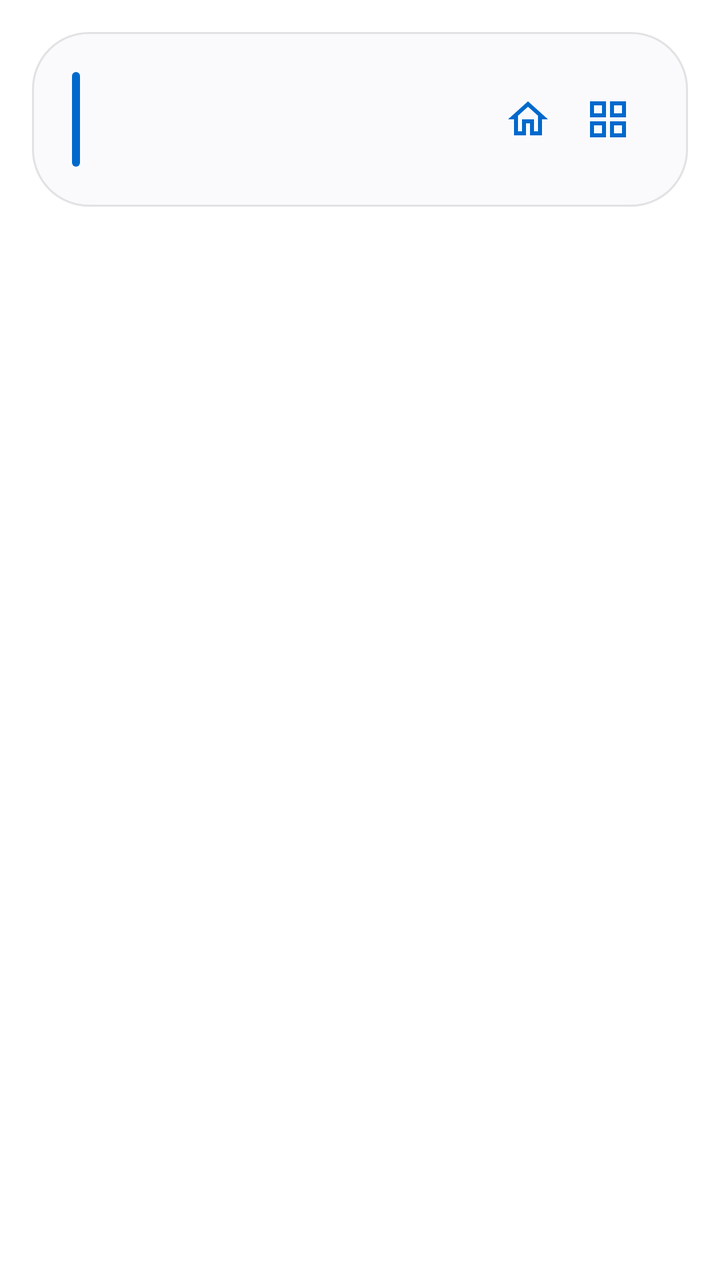
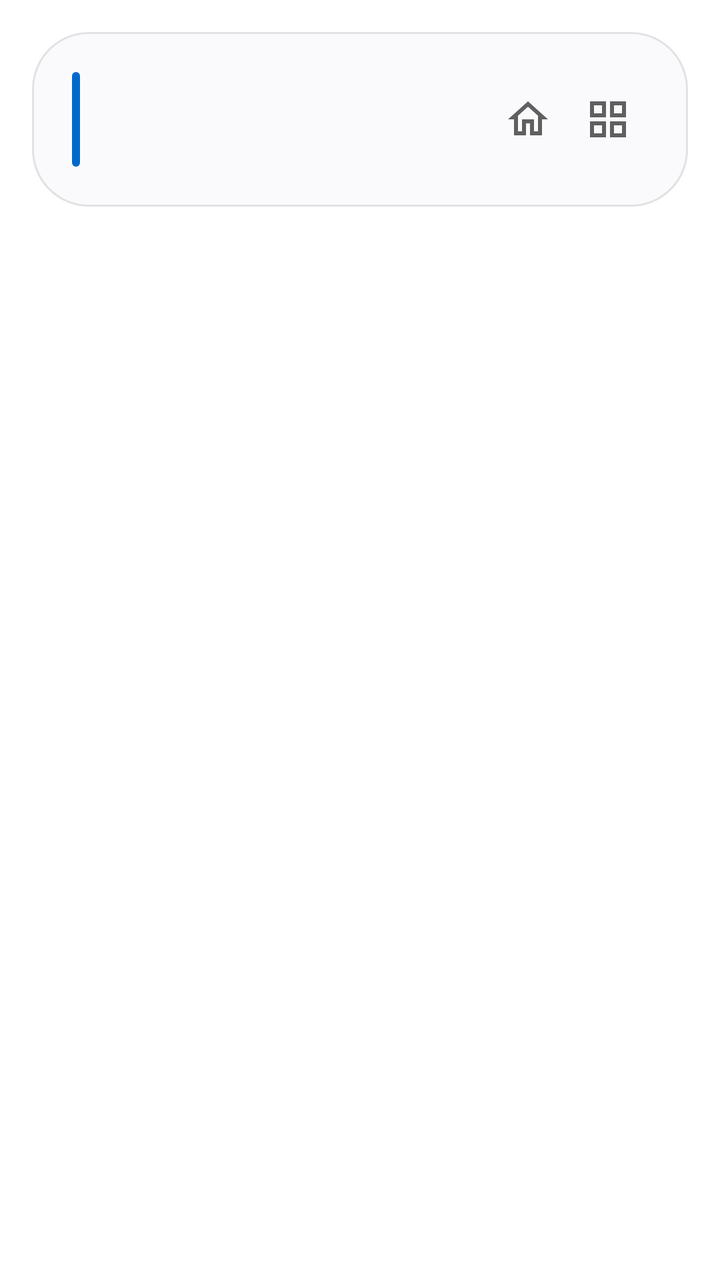

Before-and-after screenshots of an Android layout around one commit, followed by the original layout XML and the change that was made.
<!-- AndroidManifest.xml: application theme Theme.UpnpCast -->
<!-- res/layout/activity_browse.xml -->
<?xml version="1.0" encoding="utf-8"?>
<LinearLayout xmlns:android="http://schemas.android.com/apk/res/android"
    android:layout_width="match_parent"
    android:layout_height="match_parent"
    android:fitsSystemWindows="true"
    android:orientation="vertical">

    <LinearLayout
        style="@style/Card"
        android:layout_marginHorizontal="16dp"
        android:layout_marginTop="16dp">

        <LinearLayout
            android:layout_width="match_parent"
            android:layout_height="wrap_content"
            android:gravity="center_vertical"
            android:orientation="horizontal">

            <View
                android:layout_width="4dp"
                android:layout_height="match_parent"
                android:background="@drawable/bar" />

            <LinearLayout
                android:layout_width="0dp"
                android:layout_height="wrap_content"
                android:layout_marginStart="16dp"
                android:layout_weight="1"
                android:orientation="vertical">

                <TextView
                    android:id="@+id/title"
                    style="@style/Title"
                    android:layout_width="match_parent"
                    android:ellipsize="end"
                    android:maxLines="2" />

                <TextView
                    android:id="@+id/summary"
                    style="@style/Summary" />
            </LinearLayout>

            
            <ImageView
                android:id="@+id/play"
                android:layout_width="40dp"
                android:layout_height="40dp"
                android:background="?android:attr/selectableItemBackgroundBorderless"
                android:contentDescription="@string/play"
                android:padding="8dp"
                android:src="@drawable/ic_play"
                android:tint="@color/accent_text"
                android:visibility="gone" />

            
            <ImageView
                android:id="@+id/scan"
                android:layout_width="40dp"
                android:layout_height="40dp"
                android:background="?android:attr/selectableItemBackgroundBorderless"
                android:contentDescription="@string/scan"
                android:padding="8dp"
                android:src="@drawable/ic_refresh"
                android:visibility="gone" />

            
            <ImageView
                android:id="@+id/home"
                android:layout_width="40dp"
                android:layout_height="40dp"
                android:background="?android:attr/selectableItemBackgroundBorderless"
                android:contentDescription="@string/home"
                android:padding="8dp"
                android:src="@drawable/ic_home" />

            
            <ImageView
                android:id="@+id/view_type"
                android:layout_width="40dp"
                android:layout_height="40dp"
                android:background="?android:attr/selectableItemBackgroundBorderless"
                android:contentDescription="@string/grid_list"
                android:padding="8dp"
                android:src="@drawable/ic_grid" />
        </LinearLayout>
    </LinearLayout>

    
    <GridView
        android:id="@+id/list"
        android:layout_width="match_parent"
        android:layout_height="0dp"
        android:layout_marginHorizontal="16dp"
        android:layout_weight="1"
        android:clipToPadding="false"
        android:numColumns="1"
        android:paddingVertical="16dp"
        android:scrollbars="none"
        android:stretchMode="columnWidth"
        android:verticalSpacing="8dp" />

    <include layout="@layout/player" />
</LinearLayout>
<!-- res/layout/player.xml (included above) -->
<?xml version="1.0" encoding="utf-8"?>
<LinearLayout xmlns:android="http://schemas.android.com/apk/res/android"
    android:id="@+id/player"
    style="@style/Card"
    android:layout_marginHorizontal="16dp"
    android:layout_marginBottom="16dp"
    android:paddingHorizontal="16dp"
    android:paddingVertical="14dp"
    android:visibility="gone">

    <LinearLayout
        android:layout_width="match_parent"
        android:layout_height="wrap_content"
        android:gravity="center_vertical"
        android:orientation="horizontal">

        <ImageView
            android:id="@+id/player_art"
            android:layout_width="48dp"
            android:layout_height="48dp"
            android:background="@drawable/tile"
            android:clipToOutline="true"
            android:importantForAccessibility="no"
            android:scaleType="centerCrop" />

        <LinearLayout
            android:layout_width="0dp"
            android:layout_height="wrap_content"
            android:layout_marginHorizontal="16dp"
            android:layout_weight="1"
            android:orientation="vertical">

            <TextView
                android:id="@+id/player_title"
                android:layout_width="match_parent"
                android:layout_height="wrap_content"
                android:ellipsize="end"
                android:fontFamily="sans-serif-medium"
                android:maxLines="1"
                android:textColor="@color/text"
                android:textSize="17sp" />

            <TextView
                android:id="@+id/player_meta"
                android:layout_width="match_parent"
                android:layout_height="wrap_content"
                android:ellipsize="end"
                android:maxLines="1"
                android:textColor="@color/text2"
                android:textSize="14sp" />
        </LinearLayout>

        <ImageView
            android:id="@+id/player_toggle"
            android:layout_width="48dp"
            android:layout_height="48dp"
            android:background="@drawable/circle"
            android:clickable="true"
            android:contentDescription="@string/play"
            android:focusable="true"
            android:padding="12dp"
            android:src="@drawable/ic_play" />
    </LinearLayout>

    <LinearLayout
        android:layout_width="match_parent"
        android:layout_height="wrap_content"
        android:layout_marginTop="10dp"
        android:gravity="center_vertical"
        android:orientation="horizontal">

        <ImageView
            android:id="@+id/player_mute"
            android:layout_width="40dp"
            android:layout_height="40dp"
            android:layout_marginStart="-8dp"
            android:background="?android:attr/selectableItemBackgroundBorderless"
            android:contentDescription="@string/mute"
            android:padding="8dp"
            android:src="@drawable/ic_volume" />

        <SeekBar
            android:id="@+id/player_volume"
            android:layout_width="0dp"
            android:layout_height="wrap_content"
            android:layout_weight="1"
            android:contentDescription="@string/volume"
            android:max="100"
            android:progressBackgroundTint="@color/text2"
            android:progressTint="@color/accent"
            android:thumbTint="@color/accent" />

        
        <TextView
            android:id="@+id/player_level"
            android:layout_width="48dp"
            android:layout_height="wrap_content"
            android:gravity="center"
            android:textColor="@color/text2"
            android:textSize="15sp" />
    </LinearLayout>
</LinearLayout>
<!-- resources referenced by this layout -->
<resources>
  <color name="accent">#FF0069CC</color>
  <color name="accent_text">#FF0069CC</color>
  <color name="text">#FF202020</color>
  <color name="text2">#FF606060</color>
  <!-- drawable bar (drawable) -->
  <shape xmlns:android="http://schemas.android.com/apk/res/android"
      android:shape="rectangle">
      <solid android:color="@color/accent" />
      <corners android:radius="2dp" />
  </shape>
  <!-- drawable circle (drawable) -->
  <ripple xmlns:android="http://schemas.android.com/apk/res/android"
      android:color="@color/ripple">
      <item>
          <shape android:shape="oval">
              <solid android:color="@color/accent" />
          </shape>
      </item>
  </ripple>
  <!-- drawable ic_grid (drawable) -->
  <vector xmlns:android="http://schemas.android.com/apk/res/android"
      android:width="24dp"
      android:height="24dp"
      android:viewportWidth="24"
      android:viewportHeight="24">
      <path
          android:fillColor="@color/accent_text"
          android:pathData="M3,3v8h8V3H3zM9,9H5V5h4V9zM3,13v8h8v-8H3zM9,19H5v-4h4V19zM13,3v8h8V3H13zM19,9h-4V5h4V9zM13,13v8h8v-8H13zM19,19h-4v-4h4V19z" />
  </vector>
  <!-- drawable ic_home (drawable) -->
  <vector xmlns:android="http://schemas.android.com/apk/res/android"
      android:width="24dp"
      android:height="24dp"
      android:viewportWidth="24"
      android:viewportHeight="24">
      <path
          android:fillColor="@color/accent_text"
          android:pathData="M12,5.69l5,4.5V18h-2v-6H9v6H7v-7.81l5,-4.5M12,3L2,12h3v8h6v-6h2v6h6v-8h3L12,3z" />
  </vector>
  <!-- drawable ic_play (drawable) -->
  <vector xmlns:android="http://schemas.android.com/apk/res/android"
      android:width="24dp"
      android:height="24dp"
      android:viewportWidth="24"
      android:viewportHeight="24">
      <path
          android:fillColor="@color/on_accent"
          android:pathData="M8,5v14l11,-7z" />
  </vector>
  <!-- drawable ic_refresh (drawable) -->
  <vector xmlns:android="http://schemas.android.com/apk/res/android"
      android:width="24dp"
      android:height="24dp"
      android:viewportWidth="24"
      android:viewportHeight="24">
      <path
          android:fillColor="@color/accent_text"
          android:pathData="M17.65,6.35C16.2,4.9 14.21,4 12,4c-4.42,0 -7.99,3.58 -7.99,8s3.57,8 7.99,8c3.73,0 6.84,-2.55 7.73,-6h-2.08c-0.82,2.33 -3.04,4 -5.65,4 -3.31,0 -6,-2.69 -6,-6s2.69,-6 6,-6c1.66,0 3.14,0.69 4.22,1.78L13,11h7V4l-2.35,2.35z" />
  </vector>
  <!-- drawable tile (drawable) -->
  <shape xmlns:android="http://schemas.android.com/apk/res/android"
      android:shape="rectangle">
      <solid android:color="@color/divider" />
      <corners android:radius="8dp" />
  </shape>
  <string name="grid_list">Grid/list</string>
  <string name="home">Home</string>
  <string name="mute">Mute</string>
  <string name="play">Play</string>
  <string name="scan">Scan for new content</string>
  <string name="volume">Volume</string>
  <style name="Card">
          <item name="android:layout_width">match_parent</item>
          <item name="android:layout_height">wrap_content</item>
          <item name="android:background">@drawable/card</item>
          <item name="android:orientation">vertical</item>
          <item name="android:padding">20dp</item>
      </style>
  <style name="Summary">
          <item name="android:layout_width">wrap_content</item>
          <item name="android:layout_height">wrap_content</item>
          <item name="android:textColor">@color/text2</item>
          <item name="android:textSize">15sp</item>
      </style>
  <color name="ripple">#33FFFFFF</color>
  <color name="on_accent">#FFFFFFFF</color>
  <color name="divider">#FFE2E2E5</color>
  <!-- drawable card (drawable) -->
  <shape xmlns:android="http://schemas.android.com/apk/res/android"
      android:shape="rectangle">
      <solid android:color="@color/card" />
      <stroke
          android:width="1dp"
          android:color="@color/divider" />
      <corners android:radius="28dp" />
  </shape>
  <color name="bg">#FFFFFFFF</color>
  <color name="card">#FFFAFAFD</color>
  <!-- unchanged entries left out for length: 3 -->
</resources>

<!-- the commit's change to res/layout/activity_browse.xml (unified diff, before → after) -->
@@ -49,7 +49,7 @@
                 android:contentDescription="@string/play"
                 android:padding="8dp"
                 android:src="@drawable/ic_play"
-                android:tint="@color/accent_text"
+                android:tint="@color/text2"
                 android:visibility="gone" />
 
             
<!-- resource entries referenced after the edit -->
@@ -26,7 +26,7 @@
       android:viewportWidth="24"
       android:viewportHeight="24">
       <path
-          android:fillColor="@color/accent_text"
+          android:fillColor="@color/text2"
           android:pathData="M3,3v8h8V3H3zM9,9H5V5h4V9zM3,13v8h8v-8H3zM9,19H5v-4h4V19zM13,3v8h8V3H13zM19,9h-4V5h4V9zM13,13v8h8v-8H13zM19,19h-4v-4h4V19z" />
   </vector>
   <!-- drawable ic_home (drawable) -->
@@ -36,7 +36,7 @@
       android:viewportWidth="24"
       android:viewportHeight="24">
       <path
-          android:fillColor="@color/accent_text"
+          android:fillColor="@color/text2"
           android:pathData="M12,5.69l5,4.5V18h-2v-6H9v6H7v-7.81l5,-4.5M12,3L2,12h3v8h6v-6h2v6h6v-8h3L12,3z" />
   </vector>
   <!-- drawable ic_play (drawable) -->
@@ -56,7 +56,7 @@
       android:viewportWidth="24"
       android:viewportHeight="24">
       <path
-          android:fillColor="@color/accent_text"
+          android:fillColor="@color/text2"
           android:pathData="M17.65,6.35C16.2,4.9 14.21,4 12,4c-4.42,0 -7.99,3.58 -7.99,8s3.57,8 7.99,8c3.73,0 6.84,-2.55 7.73,-6h-2.08c-0.82,2.33 -3.04,4 -5.65,4 -3.31,0 -6,-2.69 -6,-6s2.69,-6 6,-6c1.66,0 3.14,0.69 4.22,1.78L13,11h7V4l-2.35,2.35z" />
   </vector>
   <!-- drawable tile (drawable) -->
